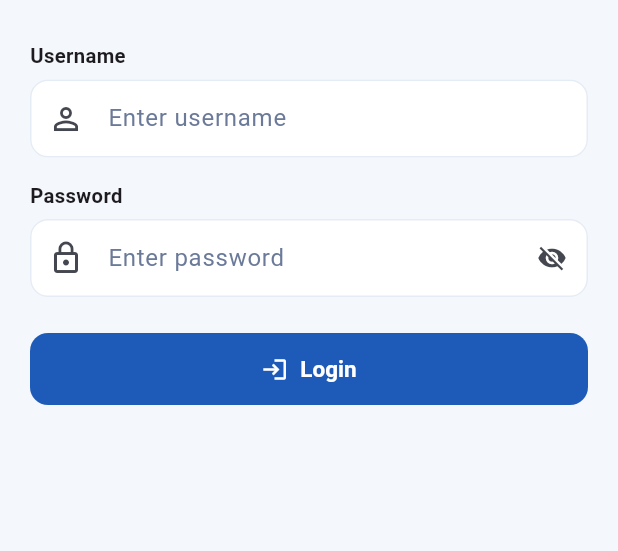
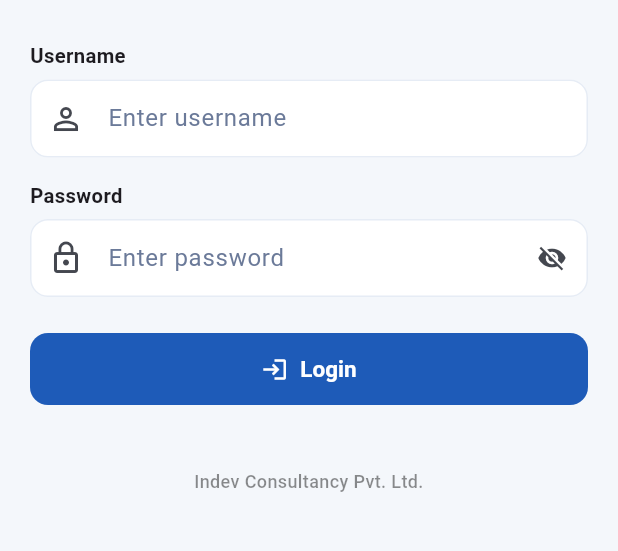
Before and after one commit to AnshukumarAk/Jubicare_revamp_app, a Flutter app: the screen it shows after launch, on a phone screen of 412 x 824 dp, the part 342-893 px from its top. Run offline on Flutter 3.47's test engine with Material 3 defaults, Android fonts, the phone set to English and light mode, and no system bars; our stand-ins replace cloud_firestore, connectivity_plus, firebase_core, firebase_messaging, flutter_local_notifications, geolocator and 6 more; missing offline and left inert: google_mlkit_translation, panara_dialogs, record; accounts and stored records are empty.

Commit message:
One rule for every row, and a name on the login screen
Patient Record stacked its long values and left its short ones beside
their labels, which read worse than either choice on its own: Symptoms sat
under its label while Diagnosis, one row below, sat beside its own
(user 2026-09-28). Label above, value beneath, the full width -- every row
in the card, no threshold.

"Indev Consultancy Pvt. Ltd." now sits under the Login button. That screen
is the one every user sees before they are anybody in particular.

flutter analyze: no errors. flutter test: 22 pass.

```diff
--- a/lib/screens/unified_login.dart
+++ b/lib/screens/unified_login.dart
@@ -218,6 +218,20 @@ class _UnifiedLoginScreenState extends State<UnifiedLoginScreen> {
                 ),
               ]),
             ),
+            const SizedBox(height: 18),
+            // Who built this. Asked for on the login screen specifically
+            // (user 2026-09-28) — it is the one screen every user sees
+            // before they are anybody in particular.
+            Text(
+              'Indev Consultancy Pvt. Ltd.',
+              textAlign: TextAlign.center,
+              style: TextStyle(
+                fontSize: 12,
+                fontWeight: FontWeight.w500,
+                color: Colors.black.withValues(alpha: 0.45),
+              ),
+            ),
+            const SizedBox(height: 6),
           ]),
         ),
       ),
```
Also changed, not shown: lib/doctor/patient_history.dart (+19 -34 lines).
